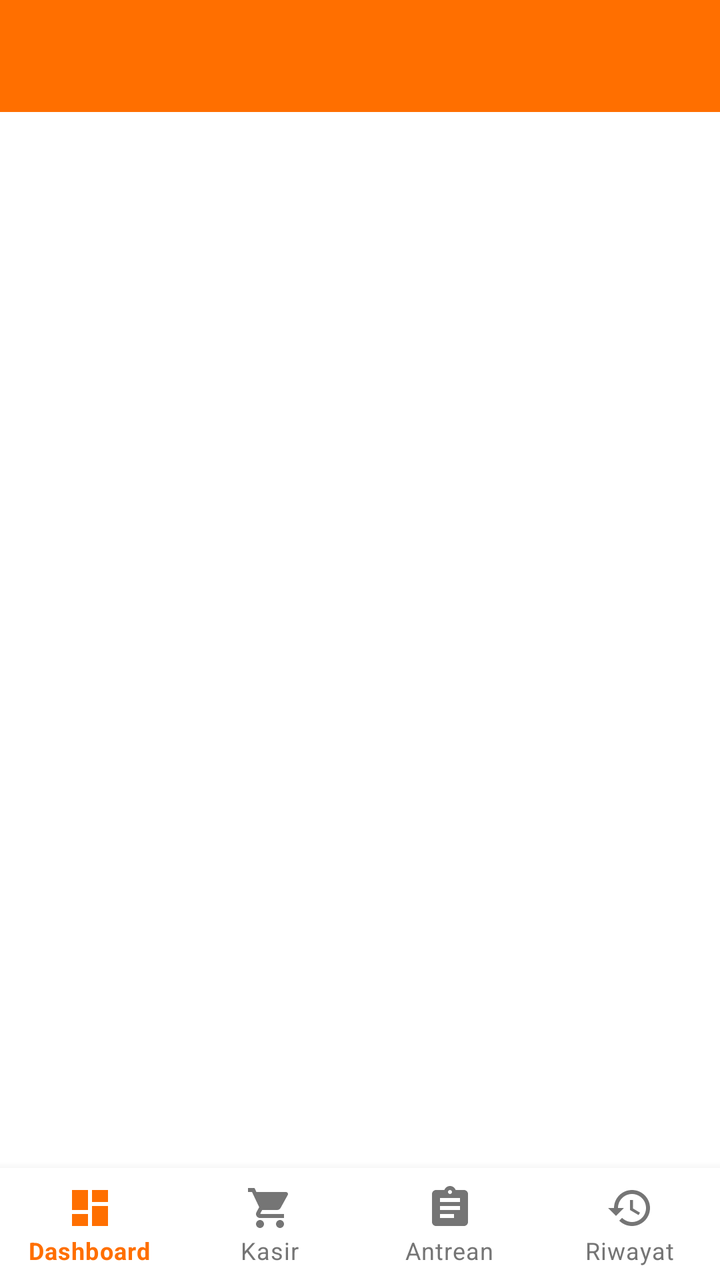
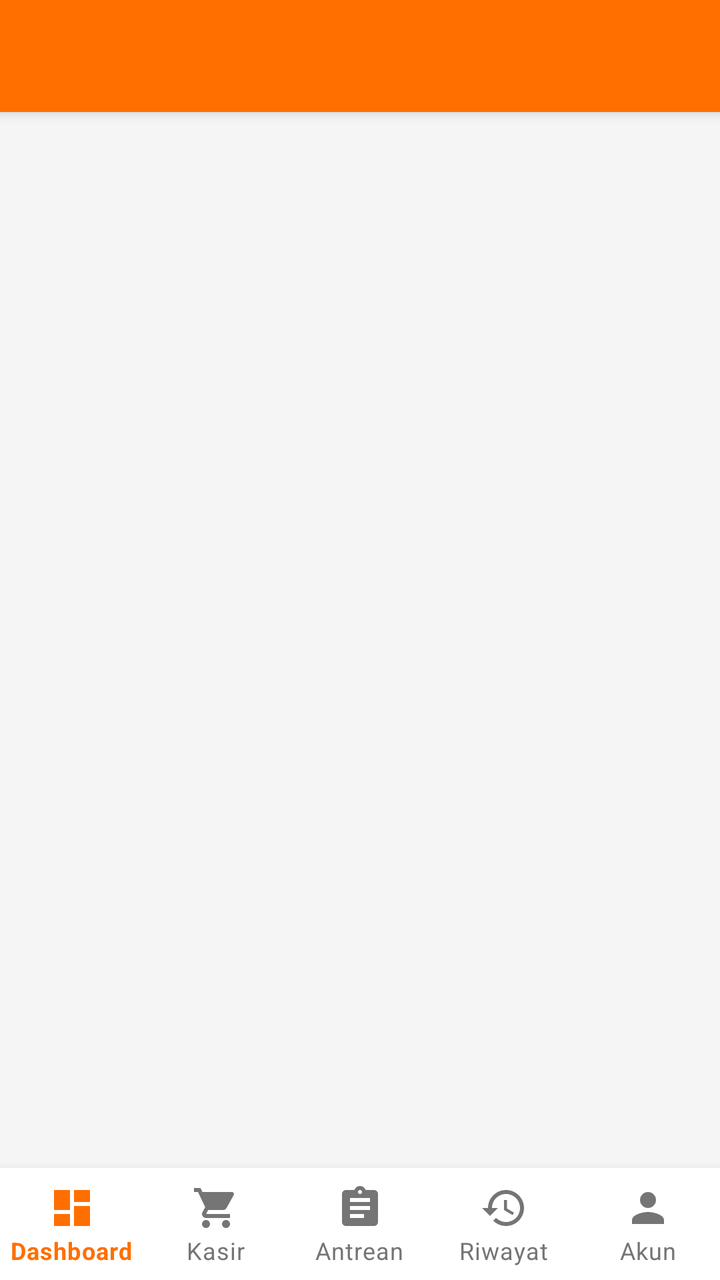

Compare the two renders of this Android layout. The source of the first and the diff that turns it into the second are given below.
<!-- AndroidManifest.xml: application theme Theme.Material3.Light -->
<!-- res/layout/activity_main.xml -->
<?xml version="1.0" encoding="utf-8"?>
<LinearLayout xmlns:android="http://schemas.android.com/apk/res/android"
    xmlns:app="http://schemas.android.com/apk/res-auto"
    android:id="@+id/main"
    android:layout_width="match_parent"
    android:layout_height="match_parent"
    android:orientation="vertical">

    <androidx.appcompat.widget.Toolbar
        android:id="@+id/toolbar"
        android:layout_width="match_parent"
        android:layout_height="?attr/actionBarSize"
        android:background="@color/primary"
        app:titleTextColor="@color/on_primary"
        app:subtitleTextColor="@color/on_primary"
        android:theme="@style/ThemeOverlay.AppCompat.Dark.ActionBar"
        app:popupTheme="@style/ThemeOverlay.AppCompat.Light" />

    <FrameLayout
        android:id="@+id/flContainer"
        android:layout_width="match_parent"
        android:layout_height="0dp"
        android:layout_weight="1" />

    <com.google.android.material.bottomnavigation.BottomNavigationView
        android:id="@+id/bottomNav"
        android:layout_width="match_parent"
        android:layout_height="wrap_content"
        android:background="@color/surface"
        android:elevation="8dp"
        app:itemIconTint="@color/nav_item_selector"
        app:itemTextColor="@color/nav_item_selector"
        app:labelVisibilityMode="labeled"
        app:menu="@menu/bottom_nav_menu" />

</LinearLayout>
<!-- resources referenced by this layout -->
<resources>
  <color name="on_primary">#FFFFFF</color>
  <color name="primary">#FF6F00</color>
  <color name="surface">#FFFFFF</color>
  <style name="Theme.Material3.Light" parent="Theme.MaterialComponents.DayNight.NoActionBar">
          <item name="colorPrimary">@color/primary</item>
          <item name="colorPrimaryVariant">@color/primary_variant</item>
          <item name="colorOnPrimary">@color/on_primary</item>
          <item name="colorSecondary">@color/secondary</item>
          <item name="android:statusBarColor">@color/primary_variant</item>
      </style>
  <color name="primary_variant">#E65100</color>
  <color name="secondary">#FFA000</color>
</resources>

<!-- the commit's change to res/layout/activity_main.xml (unified diff, before → after) -->
@@ -4,15 +4,17 @@
     android:id="@+id/main"
     android:layout_width="match_parent"
     android:layout_height="match_parent"
-    android:orientation="vertical">
+    android:orientation="vertical"
+    android:background="@color/primary">
 
     <androidx.appcompat.widget.Toolbar
         android:id="@+id/toolbar"
         android:layout_width="match_parent"
         android:layout_height="?attr/actionBarSize"
         android:background="@color/primary"
-        app:titleTextColor="@color/on_primary"
-        app:subtitleTextColor="@color/on_primary"
+        android:elevation="4dp"
+        app:titleTextColor="@color/white"
+        app:subtitleTextColor="#FFF3E0"
         android:theme="@style/ThemeOverlay.AppCompat.Dark.ActionBar"
         app:popupTheme="@style/ThemeOverlay.AppCompat.Light" />
 
@@ -20,7 +22,8 @@
         android:id="@+id/flContainer"
         android:layout_width="match_parent"
         android:layout_height="0dp"
-        android:layout_weight="1" />
+        android:layout_weight="1"
+        android:background="@color/background" />
 
     <com.google.android.material.bottomnavigation.BottomNavigationView
         android:id="@+id/bottomNav"
<!-- resource entries referenced after the edit -->
@@ -1,8 +1,9 @@
 <!-- resources referenced by this layout -->
 <resources>
-  <color name="on_primary">#FFFFFF</color>
+  <color name="background">#F5F5F5</color>
   <color name="primary">#FF6F00</color>
   <color name="surface">#FFFFFF</color>
+  <color name="white">#FFFFFF</color>
   <style name="Theme.Material3.Light" parent="Theme.MaterialComponents.DayNight.NoActionBar">
           <item name="colorPrimary">@color/primary</item>
           <item name="colorPrimaryVariant">@color/primary_variant</item>
@@ -11,6 +12,7 @@
           <item name="android:statusBarColor">@color/primary_variant</item>
       </style>
   <color name="primary_variant">#E65100</color>
+  <color name="on_primary">#FFFFFF</color>
   <color name="secondary">#FFA000</color>
 </resources>
 
